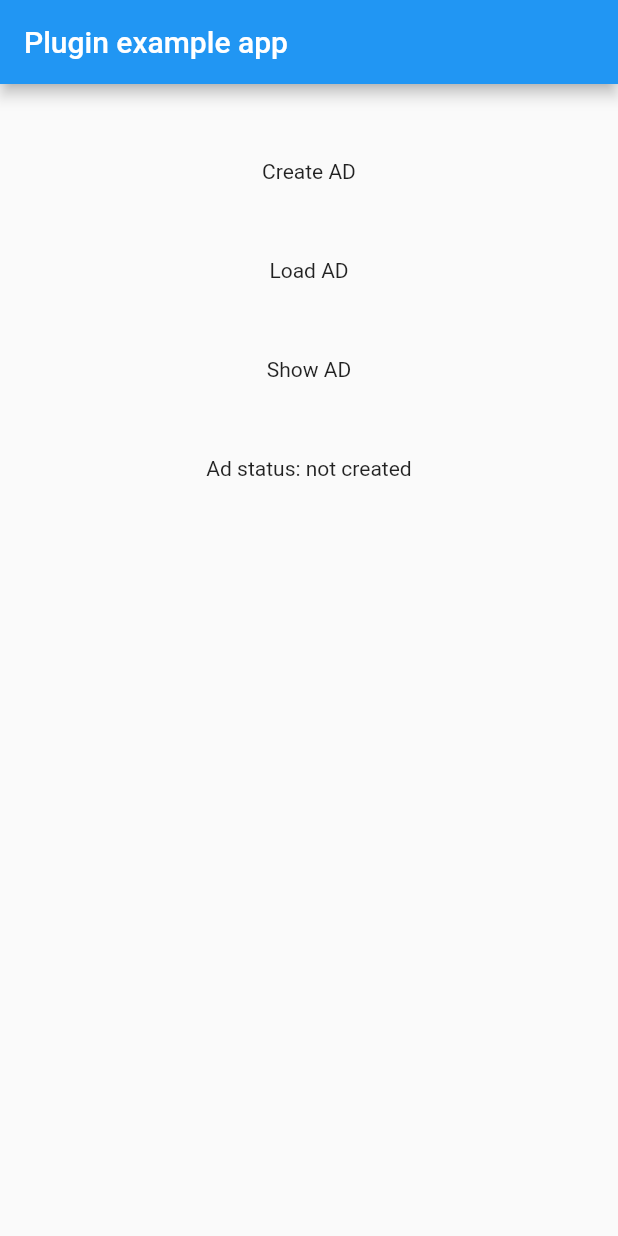
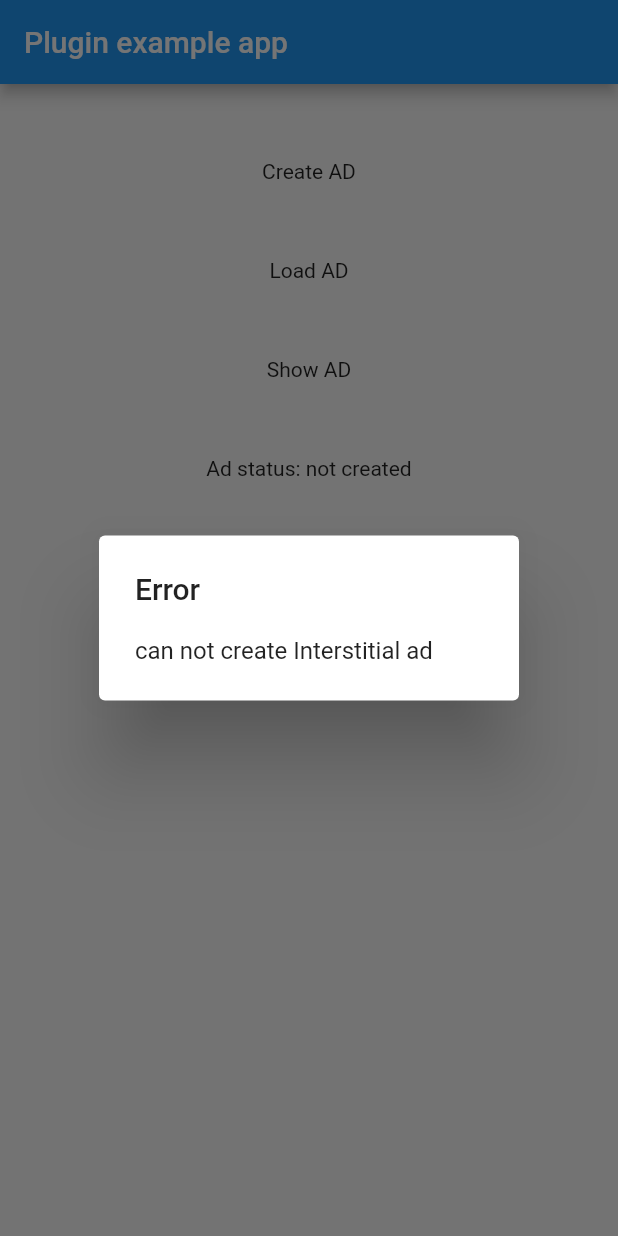
Before and after one commit to Innim/my_target_flutter, a Flutter app: the screen it shows after launch, after a tap on "Create AD", on a phone screen of 412 x 824 dp. Run offline on Flutter 3.47's test engine with Material 2 defaults, Android fonts, the phone set to English and light mode, and no system bars.

Commit message:
fix _showError().

```diff
--- a/example/lib/main.dart
+++ b/example/lib/main.dart
@@ -45,7 +45,8 @@ class _MyAppState extends State<MyApp> {
           title: const Text('Plugin example app'),
         ),
         body: Center(
-          child: Column(
+          child: Builder(builder: (context) {
+            return Column(
               children: [
                 const SizedBox(height: 50),
                 InkWell(
@@ -67,7 +68,7 @@ class _MyAppState extends State<MyApp> {
                         ad.addListener(adListener);
                         _changeAdStatus('Ad created');
                       } else {
-                      _showError('can not create Interstitial ad');
+                        _showError(context, 'can not create Interstitial ad');
                       }
                     }),
                 const SizedBox(height: 50),
@@ -75,7 +76,7 @@ class _MyAppState extends State<MyApp> {
                   child: const Text('Load AD'),
                   onTap: () async {
                     if (_ad == null) {
-                    _showError('Ad not created');
+                      _showError(context, 'Ad not created');
                     } else {
                       _ad!.load();
                     }
@@ -86,7 +87,7 @@ class _MyAppState extends State<MyApp> {
                   child: const Text('Show AD'),
                   onTap: () async {
                     if (_ad == null) {
-                    _showError('Ad not created');
+                      _showError(context, 'Ad not created');
                     } else {
                       _ad!.show();
                     }
@@ -95,13 +96,14 @@ class _MyAppState extends State<MyApp> {
                 const SizedBox(height: 50),
                 Text('Ad status: $_adStatus')
               ],
-          ),
+            );
+          }),
         ),
       ),
     );
   }
 
-  void _showError(String text) {
+  void _showError(BuildContext context, String text) {
     showDialog(
       context: context,
       builder: (builder) {
```
Lines whose indentation alone changed are shown as unchanged.
